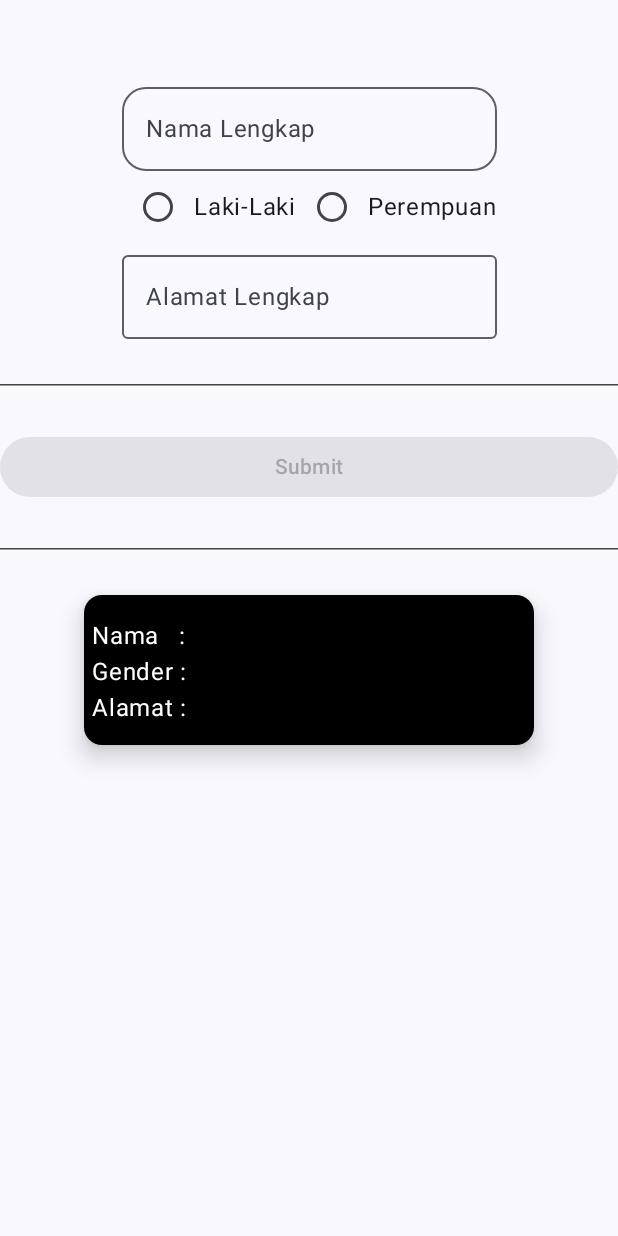
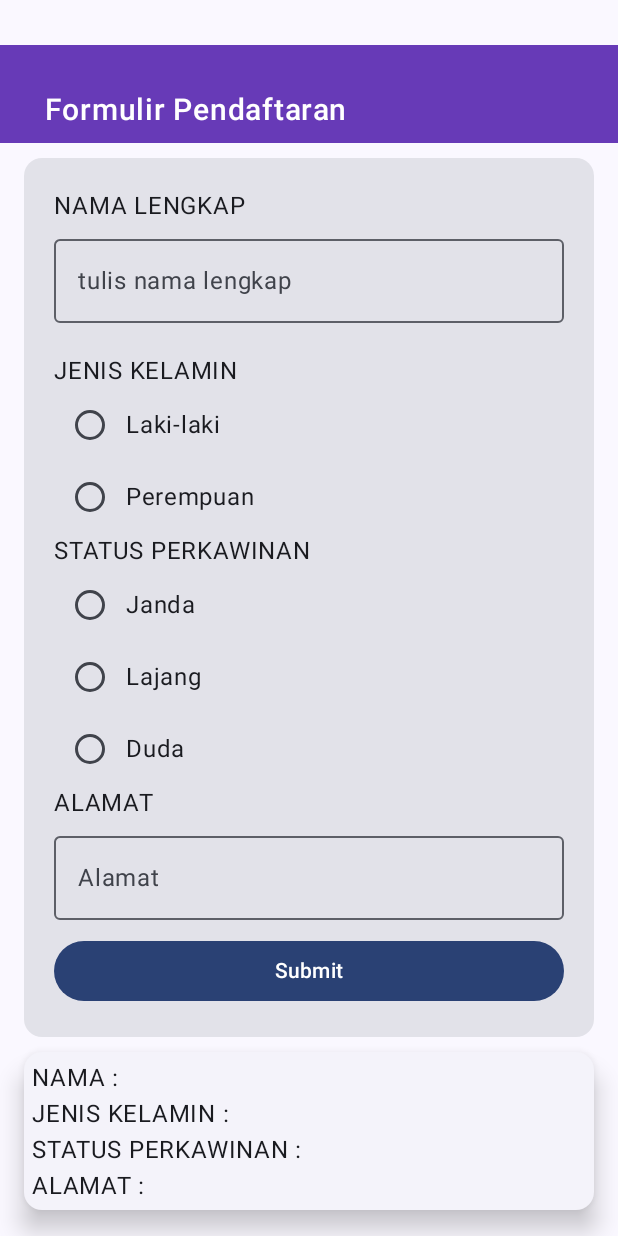
Before and after one commit to naufalmuhdaffa/QuestUserInput_166, an Android app built with Jetpack Compose: the screen it shows after launch (MainActivity), on a phone screen of 412 x 824 dp. Run offline under Robolectric (Android 15) with nearby library versions, the phone set to English and light mode, and no system bars.

Commit message:
menambahkan function baru di FormDaftar.kt, dan dipanggil di MainActivity.kt

```diff
--- /dev/null
+++ b/app/src/main/java/com/example/userinput/FormDaftar.kt
@@ -0,0 +1,176 @@
+package com.example.userinput
+
+import androidx.compose.foundation.background
+import androidx.compose.foundation.layout.*
+import androidx.compose.foundation.selection.selectable
+import androidx.compose.foundation.text.KeyboardOptions
+import androidx.compose.material3.*
+import androidx.compose.runtime.*
+import androidx.compose.ui.Alignment
+import androidx.compose.ui.Modifier
+import androidx.compose.ui.graphics.Color
+import androidx.compose.ui.res.dimensionResource
+import androidx.compose.ui.res.stringResource
+import androidx.compose.ui.text.font.FontWeight
+import androidx.compose.ui.text.input.KeyboardType
+import androidx.compose.ui.text.style.TextOverflow
+import androidx.compose.ui.unit.dp
+import androidx.compose.ui.unit.sp
+
+@Composable
+fun FormDaftar(modifier: Modifier) {
+    var nama by remember { mutableStateOf("") }
+    var alamat by remember { mutableStateOf("") }
+    var jenis by remember { mutableStateOf("") }
+    var statusPk by remember { mutableStateOf("") }
+
+    var textJK by remember { mutableStateOf("") }
+    var textStatus by remember { mutableStateOf("") }
+    var textAlamat by remember { mutableStateOf("") }
+    var textNama by remember { mutableStateOf("") }
+
+    val gender: List<String> = listOf("Laki-laki", "Perempuan")
+    val status: List<String> = listOf("Janda", "Lajang", "Duda")
+
+    Column(
+        modifier = Modifier
+            .fillMaxSize()
+            .padding(top = dimensionResource(R.dimen.padding_medium))
+    ) {
+        Box(
+            Modifier
+                .fillMaxWidth()
+                .height(65.dp)
+                .background(Color(0xFF673AB7))
+        ) {
+            Text(
+                "Formulir Pendaftaran",
+                modifier = Modifier
+                    .align(Alignment.BottomStart)
+                    .padding(
+                        start = dimensionResource(R.dimen.padding_medium),
+                        bottom = dimensionResource(R.dimen.padding_small)
+                    ),
+                color = Color.White,
+                fontSize = 20.sp,
+                fontWeight = FontWeight.SemiBold
+            )
+        }
+
+        Column(
+            modifier = Modifier
+                .fillMaxWidth()
+                .padding(horizontal = 16.dp)
+                .padding(top = dimensionResource(R.dimen.padding_small))
+        ) {
+            Card(
+                modifier = Modifier.fillMaxWidth()
+            ) {
+                Column(Modifier.padding(dimensionResource(R.dimen.padding_small_medium))) {
+                    Text(text = "NAMA LENGKAP")
+                    OutlinedTextField(
+                        value = textNama,
+                        onValueChange = { textNama = it },
+                        modifier = Modifier
+                            .fillMaxWidth()
+                            .padding(
+                                top = dimensionResource(R.dimen.padding_small),
+                                bottom = dimensionResource(R.dimen.padding_small_medium)
+                            ),
+                        placeholder = { Text("tulis nama lengkap") },
+                        singleLine = true
+                    )
+
+                    Text(text = "JENIS KELAMIN")
+                    Column {
+                        gender.forEach { item ->
+                            Row(
+                                modifier = Modifier
+                                    .selectable(
+                                        selected = textJK == item,
+                                        onClick = { textJK = item }
+                                    ),
+                                verticalAlignment = Alignment.CenterVertically
+                            ) {
+                                RadioButton(
+                                    selected = textJK == item,
+                                    onClick = {
+                                        textJK = item
+                                    }
+                                )
+                                Text(item)
+                            }
+                        }
+                    }
+
+
+                    Text(text = "STATUS PERKAWINAN")
+                    Column {
+                        status.forEach { item ->
+                            Row(
+                                modifier = Modifier
+                                    .selectable(
+                                        selected = textStatus == item,
+                                        onClick = { textStatus = item }
+                                    ),
+                                verticalAlignment = Alignment.CenterVertically
+                            ) {
+                                RadioButton(
+                                    selected = textStatus == item,
+                                    onClick = {
+                                        textStatus = item
+                                    }
+                                )
+                                Text(item)
+                            }
+                        }
+                    }
+
+                    Text(text = "ALAMAT")
+                    OutlinedTextField(
+                        value = textAlamat,
+                        onValueChange = { textAlamat = it },
+                        modifier = Modifier
+                            .fillMaxWidth()
+                            .padding(
+                                top = dimensionResource(R.dimen.padding_small),
+                                bottom = dimensionResource(R.dimen.padding_small)
+                            ),
+                        placeholder = { Text("Alamat") },
+                        singleLine = true
+                    )
+
+                    Button(
+                        modifier = Modifier.fillMaxWidth(1f),
+
+                        onClick = {
+                            nama = textNama
+                            jenis = textJK
+                            statusPk = textStatus
+                            alamat = textAlamat
+                        }
+
+                    ) {
+                        Text(stringResource(R.string.submit))
+                    }
+                }
+            }
+
+            ElevatedCard(
+                elevation = CardDefaults.cardElevation(defaultElevation = 10.dp),
+                modifier = Modifier
+                    .height(115.dp)
+                    .padding(top = dimensionResource(R.dimen.padding_small))
+                    .fillMaxWidth()
+            ) {
+                Column(modifier = Modifier.padding(horizontal = 5.dp, vertical = 5.dp)) {
+                    Text(text = "NAMA : " + nama)
+                    Text(text = "JENIS KELAMIN : " + jenis)
+                    Text(text = "STATUS PERKAWINAN : " + statusPk)
+                    Text(text = "ALAMAT : " + alamat)
+                }
+            }
+        }
+
+    }
+}
--- a/app/src/main/java/com/example/userinput/MainActivity.kt
+++ b/app/src/main/java/com/example/userinput/MainActivity.kt
@@ -20,7 +20,10 @@ class MainActivity : ComponentActivity() {
         setContent {
             UserInputTheme {
                 Scaffold(modifier = Modifier.fillMaxSize()) { innerPadding ->
-                    FormDataDiri(
+//                    FormDataDiri(
+//                        modifier = Modifier.padding(innerPadding)
+//                    )
+                    FormDaftar(
                         modifier = Modifier.padding(innerPadding)
                     )
                 }
--- a/app/src/main/res/values/dimens.xml
+++ b/app/src/main/res/values/dimens.xml
@@ -1,6 +1,7 @@
 <?xml version="1.0" encoding="utf-8"?>
 <resources>
     <dimen name="padding_small">10dp</dimen>
+    <dimen name="padding_small_medium">20dp</dimen>
     <dimen name="padding_medium">30dp</dimen>
     <dimen name="divider_tipis">1dp</dimen>
 </resources>
```
